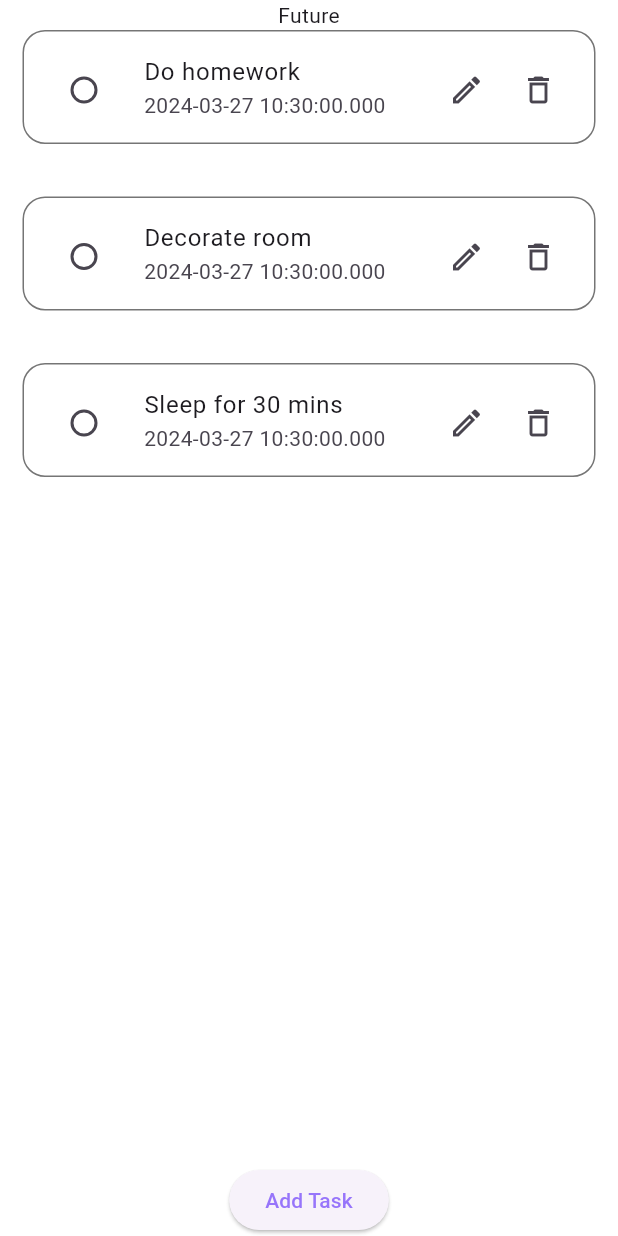
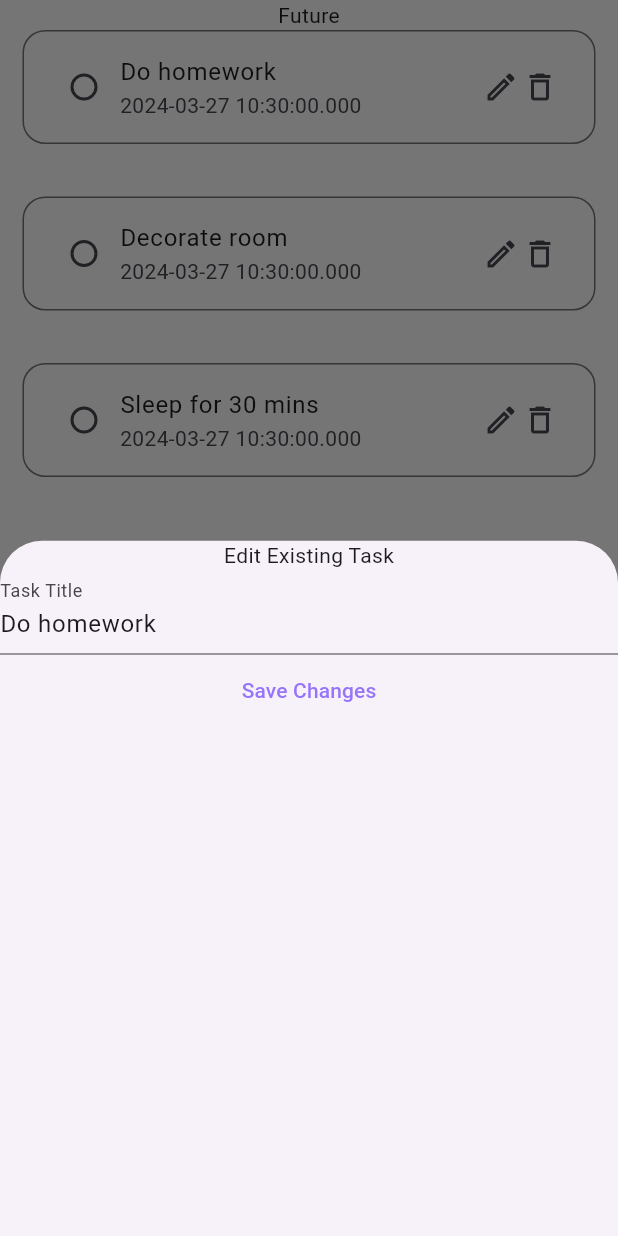
Before and after one commit to Kataali/todo-app, a Flutter app: the screen it shows after launch, after a tap on the "edit" icon, on a phone screen of 412 x 824 dp. Run offline on Flutter 3.47's test engine with Material 3 defaults, Android fonts, the phone set to English and light mode, and no system bars.

Commit message:
crud with lists-completed

```diff
--- a/lib/main.dart
+++ b/lib/main.dart
@@ -2,6 +2,7 @@ import 'package:flutter/material.dart';
 import 'package:provider/provider.dart';
 import 'package:todo_app/constants/app_theme.dart';
 import 'package:todo_app/providers/tasks_provider.dart';
+import 'package:todo_app/screens/add_task_screen.dart';
 import 'package:todo_app/screens/home_screen.dart';
 import 'package:todo_app/screens/tasks_screen.dart';
 
@@ -23,6 +24,8 @@ class MyApp extends StatelessWidget {
         // home: const MyHomePage(title: 'TaskPlus'),
         home: const TasksScreen(),
         routes: {
+          "addTaskScreen": (context) => AddTaskScreen(),
+          // "editTaskScreen": (context) => EditTaskScreen(),
           "homeScreen": (context) => const MyHomePage(title: "Task Plus"),
           "tasksScreen": (context) => const TasksScreen(),
         },
--- a/lib/models/task_model.dart
+++ b/lib/models/task_model.dart
@@ -1,5 +1,5 @@
 class Task {
-  final String title;
+  late String title;
   bool isDone;
   final String taskCategory;
   final DateTime date = DateTime.now();
--- a/lib/providers/tasks_provider.dart
+++ b/lib/providers/tasks_provider.dart
@@ -30,6 +30,11 @@ class TasksProvider extends ChangeNotifier {
     notifyListeners();
   }
 
+  void editTask(Task task, String title) {
+    task.title = title;
+    notifyListeners();
+  }
+
   int get tasksListsLength => tasksList.length;
   Task getTaskByIndex(int index) => tasksList[index];
 }
--- a/lib/screens/edit_task_screen.dart
+++ b/lib/screens/edit_task_screen.dart
@@ -4,10 +4,12 @@ import 'package:provider/provider.dart';
 import '../models/task_model.dart';
 import '../providers/tasks_provider.dart';
 
-class AddTaskScreen extends StatelessWidget {
+class EditTaskScreen extends StatelessWidget {
   final titleController = TextEditingController();
 
-  AddTaskScreen({super.key});
+  EditTaskScreen({super.key, required this.task});
+
+  late Task task;
 
   @override
   Widget build(BuildContext context) {
@@ -15,15 +17,16 @@ class AddTaskScreen extends StatelessWidget {
 
     return Column(
       children: [
-        const Text("Add New Task"),
+        const Text("Edit Existing Task"),
         TextFormField(
-          controller: titleController,
+          controller: titleController..text = task.title,
           decoration: const InputDecoration(
             label: Text("Task Title"),
           ),
         ),
         TextButton(
           onPressed: () {
+            provider.editTask(task, titleController.value.text);
             titleController.clear();
             Navigator.pop(context);
           },
--- a/lib/screens/tasks_screen.dart
+++ b/lib/screens/tasks_screen.dart
@@ -3,6 +3,8 @@ import 'package:provider/provider.dart';
 import 'package:todo_app/providers/tasks_provider.dart';
 import 'package:todo_app/screens/add_task_screen.dart';
 import 'package:todo_app/widgets/task_tile.dart';
+
+import 'edit_task_screen.dart';
 
 class TasksScreen extends StatelessWidget {
   const TasksScreen({super.key});
@@ -16,14 +18,6 @@ class TasksScreen extends StatelessWidget {
         padding: const EdgeInsets.symmetric(horizontal: 15.0),
         child: Column(children: [
           const Text("Future"),
-          // Expanded(
-          //   child: ListView(
-          //     children: [
-          //       TaskTile(taskTitle: "Do Groceries", date: DateTime.now()),
-          //       TaskTile(taskTitle: "Do homework", date: DateTime.now())
-          //     ],
-          //   ),
-          // )
           Consumer<TasksProvider>(
             builder:
                 (BuildContext context, TasksProvider value, Widget? child) {
@@ -39,6 +33,14 @@ class TasksScreen extends StatelessWidget {
                       },
                       deleteTaskFunc: () {
                         value.deleteTask(value.tasksList[index]);
+                      },
+                      editTaskFunc: () {
+                        showModalBottomSheet(
+                          isDismissible: true,
+                          context: context,
+                          builder: (BuildContext context) =>
+                              EditTaskScreen(task: value.tasksList[index]),
+                        );
                       },
                     );
                   },
--- a/lib/widgets/task_tile.dart
+++ b/lib/widgets/task_tile.dart
@@ -8,23 +8,26 @@ class TaskTile extends StatelessWidget {
     this.isChecked = false,
     required this.completedCallBack,
     required this.deleteTaskFunc,
+    required this.editTaskFunc,
   });
   final String taskTitle;
   final DateTime date;
   bool isChecked;
   final Function() completedCallBack;
   final Function() deleteTaskFunc;
+  final Function() editTaskFunc;
 
   @override
   Widget build(BuildContext context) {
     ColorScheme color = Theme.of(context).colorScheme;
 
     return ListTile(
-      tileColor: Colors.white,
+      // tileColor: Colors.white,
       title: Text(
         taskTitle,
         // style: const TextStyle(color: Colors.black),
       ),
+      horizontalTitleGap: 0,
       leading: Checkbox(
         value: isChecked,
         onChanged: (value) {
@@ -32,20 +35,23 @@ class TaskTile extends StatelessWidget {
         },
         shape: const CircleBorder(),
       ),
+      minLeadingWidth: 0.0,
       trailing: SizedBox(
-        width: 85,
+        width: 50,
         child: Row(
           mainAxisAlignment: MainAxisAlignment.spaceBetween,
           children: [
-            IconButton(
-              onPressed: () {},
-              icon: const Icon(Icons.edit_outlined),
+            InkWell(
+              onTap: () {
+                editTaskFunc();
+              },
+              child: const Icon(Icons.edit_outlined),
             ),
-            IconButton(
-              onPressed: () {
+            InkWell(
+              onTap: () {
                 deleteTaskFunc();
               },
-              icon: const Icon(Icons.delete_outlined),
+              child: const Icon(Icons.delete_outlined),
             ),
           ],
         ),
@@ -54,7 +60,7 @@ class TaskTile extends StatelessWidget {
       // style: ListTileStyle.list,
       // contentPadding: EdgeInsets.symmetric(vertical: 5),
       minVerticalPadding: 15,
-      isThreeLine: true,
+      // isThreeLine: true,
       shape: RoundedRectangleBorder(
           side: const BorderSide(
             color: Colors.black54,
@@ -62,7 +68,7 @@ class TaskTile extends StatelessWidget {
           borderRadius: BorderRadius.circular(15.0)),
       // enabled: true,
       // selectedColor: Colors.whi,
-      // selectedTileColor: Colors.blue,
+      selectedTileColor: Colors.blue,
       // selected: true,
     );
   }
--- a/pubspec.yaml
+++ b/pubspec.yaml
@@ -37,6 +37,10 @@ dependencies:
   cupertino_icons: ^1.0.2
   provider: ^6.1.1
   sqflite: ^2.3.2
+  drift: ^2.15.0
+  path: ^1.8.3
+  path_provider: ^2.1.2
+  sqlite3_flutter_libs: ^0.5.20
 
 dev_dependencies:
   flutter_test:
@@ -49,6 +53,8 @@ dev_dependencies:
   # rules and activating additional ones.
   flutter_lints: ^2.0.0
   device_preview: ^1.1.0
+  drift_dev: ^2.15.0
+  build_runner: ^2.4.8
 
 # For information on the generic Dart part of this file, see the
 # following page: https://dart.dev/tools/pub/pubspec
```
Also changed, not shown: lib/screens/add_task_screen.dart (+9 -4 lines), pubspec.lock, 5 other files.
